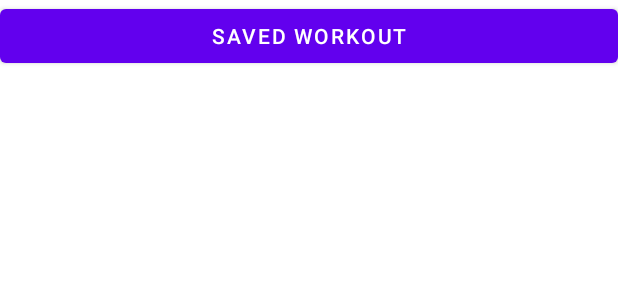
After one commit to CharlesC234/MobileDeviceAppsProject, an Android app: the layout activity_saved_workouts.xml on its own in the app's theme, with its tools: preview values and no code run, on a phone screen of 412 x 824 dp. The commit adds this screen. Shown: the top 300 px of the screen. Run offline under Robolectric (Android 15) with nearby library versions, the phone set to English and light mode, and no system bars.

Commit message:
Saved Workouts Screen layout and some code

```diff
--- a/TeamProject/app/src/main/AndroidManifest.xml
+++ b/TeamProject/app/src/main/AndroidManifest.xml
@@ -9,6 +9,9 @@
         android:roundIcon="@mipmap/ic_launcher_round"
         android:supportsRtl="true"
         android:theme="@style/Theme.TeamProject">
+        <activity
+            android:name=".SavedWorkouts"
+            android:exported="false" />
         <activity
             android:name=".ChatScreen"
             android:exported="false" />
--- /dev/null
+++ b/TeamProject/app/src/main/res/layout/activity_saved_workouts.xml
@@ -0,0 +1,25 @@
+<?xml version="1.0" encoding="utf-8"?>
+<LinearLayout xmlns:tools="http://schemas.android.com/tools"
+    xmlns:android="http://schemas.android.com/apk/res/android"
+    android:layout_width="match_parent"
+    android:layout_height="match_parent">
+
+    <LinearLayout
+        android:layout_width="match_parent"
+        android:layout_height="match_parent">
+        <Button
+            android:id="@+id/workoutButton"
+            android:layout_width="match_parent"
+            android:layout_height="wrap_content"
+            android:text="Saved Workout"
+            android:onClick="displayWorkout"/>
+
+        <TextView
+            android:id="@+id/workoutTView"
+            android:layout_width="match_parent"
+            android:layout_height="wrap_content"
+            android:text=""/>
+    </LinearLayout>
+
+
+</LinearLayout>
--- a/TeamProject/app/src/main/res/values/strings.xml
+++ b/TeamProject/app/src/main/res/values/strings.xml
@@ -1,3 +1,5 @@
 <resources>
     <string name="app_name">TeamProject</string>
+    <!-- TODO: Remove or change this placeholder text -->
+    <string name="hello_blank_fragment">Hello blank fragment</string>
 </resources>
```
Also changed, not shown: TeamProject/app/src/main/java/edu/floridapoly/mobiledeviceapps/fall23/cahillcharles/TeamProject/SavedWorkouts.java (added, +24 -0 lines), 2 other files.
